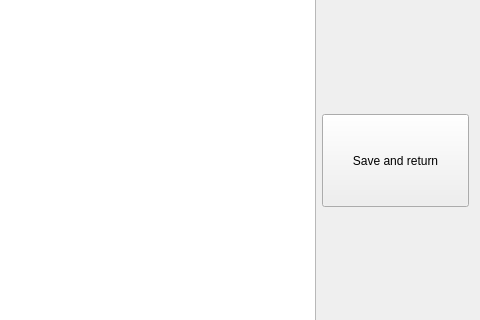
The window that forms/NoteEditingTab.ui (Patryk-Trojak/Notes) describes before a commit, drawn with Qt 5; both pictures show x 428 to 908 and y 85 to 405 of the 908 by 491 pixel window.
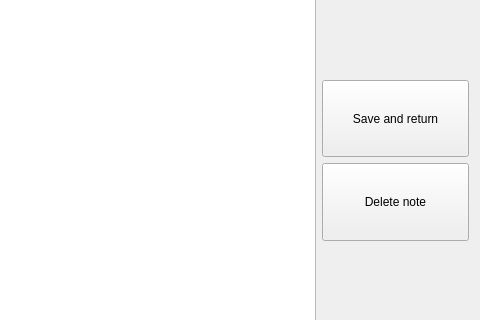
The same window after the commit.

Commit message: Add delete note button in editing tab

Diff of the .ui file:
```diff
--- a/forms/NoteEditingTab.ui
+++ b/forms/NoteEditingTab.ui
@@ -43,7 +43,7 @@
     </layout>
    </item>
    <item>
-    <layout class="QVBoxLayout" name="verticalLayout" stretch="2,1,2">
+    <layout class="QVBoxLayout" name="verticalLayout" stretch="2,1,1,2">
      <item>
       <spacer name="verticalSpacer">
        <property name="orientation">
@@ -70,6 +70,19 @@
        </property>
       </widget>
      </item>
+     <item>
+      <widget class="QPushButton" name="deleteButton">
+       <property name="sizePolicy">
+        <sizepolicy hsizetype="Minimum" vsizetype="Preferred">
+         <horstretch>0</horstretch>
+         <verstretch>0</verstretch>
+        </sizepolicy>
+       </property>
+       <property name="text">
+        <string>Delete note</string>
+       </property>
+      </widget>
+     </item>
      <item>
       <spacer name="verticalSpacer_2">
        <property name="orientation">
```
The commit also changes 6 other files.
